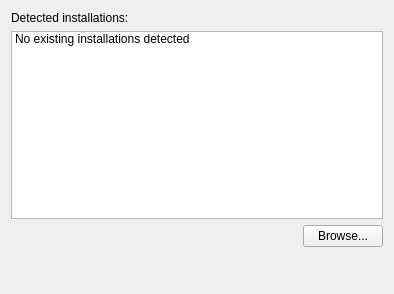
Qt form files/ui/wizard/existinginstallationpage.ui (OpenMW/openmw) before a commit.
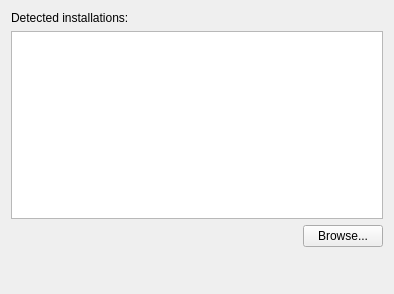
The same form after that commit. Icons and pictures are not drawn.

Commit message: Improved existing installation handling

Diff of the .ui file:
```diff
--- a/files/ui/wizard/existinginstallationpage.ui
+++ b/files/ui/wizard/existinginstallationpage.ui
@@ -28,16 +28,7 @@
     </widget>
    </item>
    <item>
-    <widget class="QListWidget" name="installationsList">
-     <item>
-      <property name="text">
-       <string>No existing installations detected</string>
-      </property>
-      <property name="flags">
-       <set>NoItemFlags</set>
-      </property>
-     </item>
-    </widget>
+    <widget class="QListWidget" name="installationsList"/>
    </item>
    <item>
     <layout class="QHBoxLayout" name="horizontalLayout">
```
The commit also changes 3 other files.
